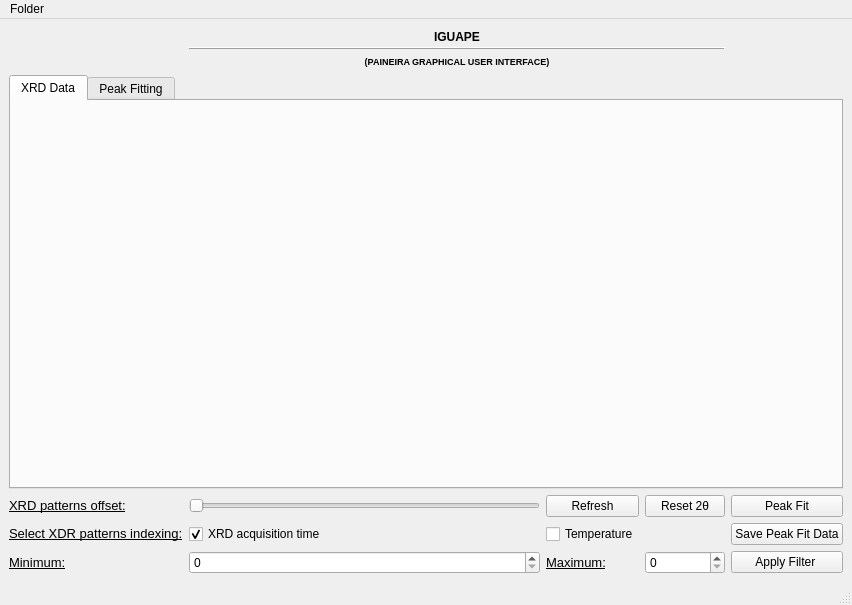
This is Iguape/GUI/iguape_gui.ui in cnpem/iguape as Qt 5 draws it before an edit. The edited form follows.
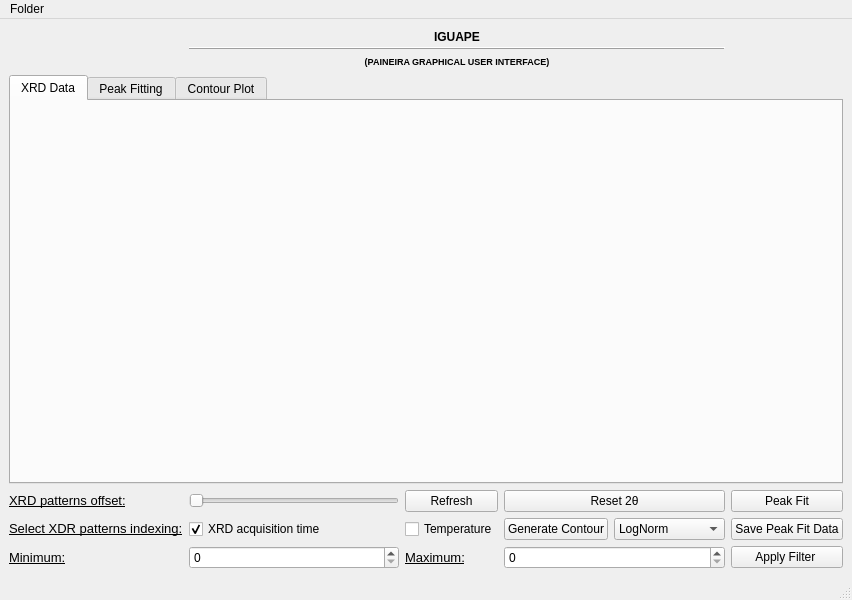
This is the edited form. Icons and pictures are not drawn.

Commit message: Apply Contour-plot to XRD Data. New method for plotting

```diff
--- a/Iguape/GUI/iguape_gui.ui
+++ b/Iguape/GUI/iguape_gui.ui
@@ -7,7 +7,7 @@
     <x>0</x>
     <y>0</y>
     <width>852</width>
-    <height>605</height>
+    <height>600</height>
    </rect>
   </property>
   <property name="windowTitle">
@@ -59,6 +59,11 @@
           <string>Peak Fitting</string>
          </attribute>
         </widget>
+        <widget class="QWidget" name="contour_tab">
+         <attribute name="title">
+          <string>Contour Plot</string>
+         </attribute>
+        </widget>
        </widget>
       </item>
       <item row="3" column="4" colspan="2">
@@ -363,6 +368,36 @@
         </property>
        </widget>
       </item>
+      <item row="3" column="3">
+       <layout class="QHBoxLayout" name="horizontalLayout">
+        <item>
+         <widget class="QPushButton" name="contour_button">
+          <property name="text">
+           <string>Generate Contour</string>
+          </property>
+         </widget>
+        </item>
+        <item>
+         <widget class="QComboBox" name="comboBox">
+          <item>
+           <property name="text">
+            <string>LogNorm</string>
+           </property>
+          </item>
+          <item>
+           <property name="text">
+            <string>PowerNorm</string>
+           </property>
+          </item>
+          <item>
+           <property name="text">
+            <string>CenteredNorm</string>
+           </property>
+          </item>
+         </widget>
+        </item>
+       </layout>
+      </item>
      </layout>
     </item>
    </layout>
```
Left out of the diff: 2 changed lines with no effect on the pictures. The commit also changes 3 other files.
